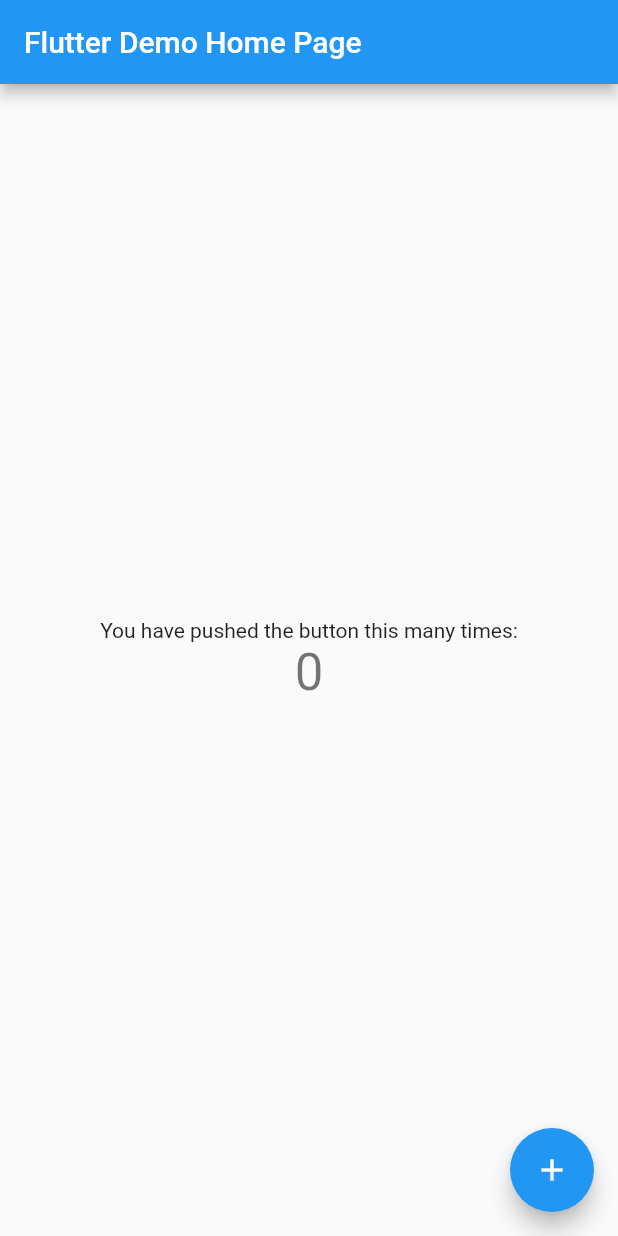
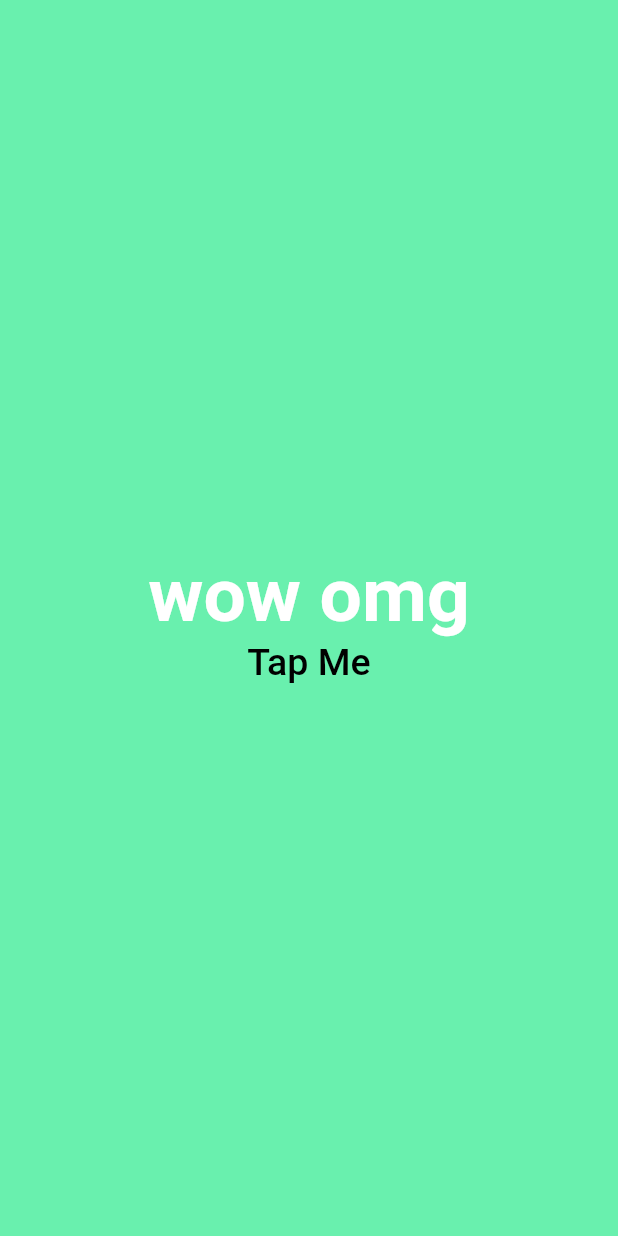
Before and after one commit to wgledbetter/flutter_app1, a Flutter app: the screen it shows after launch, on a phone screen of 412 x 824 dp. Run offline on Flutter 3.47's test engine with Material 2 defaults, Android fonts, the phone set to English and light mode, and no system bars.

Commit message:
Get text on screen and enable touch

```diff
--- a/lib/main.dart
+++ b/lib/main.dart
@@ -1,111 +1,9 @@
 import 'package:flutter/material.dart';
 
-void main() => runApp(MyApp());
+import './pages/landing_page.dart';
 
-class MyApp extends StatelessWidget {
-  // This widget is the root of your application.
-  @override
-  Widget build(BuildContext context) {
-    return MaterialApp(
-      title: 'Flutter Demo',
-      theme: ThemeData(
-        // This is the theme of your application.
-        //
-        // Try running your application with "flutter run". You'll see the
-        // application has a blue toolbar. Then, without quitting the app, try
-        // changing the primarySwatch below to Colors.green and then invoke
-        // "hot reload" (press "r" in the console where you ran "flutter run",
-        // or simply save your changes to "hot reload" in a Flutter IDE).
-        // Notice that the counter didn't reset back to zero; the application
-        // is not restarted.
-        primarySwatch: Colors.blue,
-      ),
-      home: MyHomePage(title: 'Flutter Demo Home Page'),
-    );
-  }
+void main() {
+  runApp(new MaterialApp(
+    home: new LandingPage(),
+  ));
 }
-
-class MyHomePage extends StatefulWidget {
-  MyHomePage({Key key, this.title}) : super(key: key);
-
-  // This widget is the home page of your application. It is stateful, meaning
-  // that it has a State object (defined below) that contains fields that affect
-  // how it looks.
-
-  // This class is the configuration for the state. It holds the values (in this
-  // case the title) provided by the parent (in this case the App widget) and
-  // used by the build method of the State. Fields in a Widget subclass are
-  // always marked "final".
-
-  final String title;
-
-  @override
-  _MyHomePageState createState() => _MyHomePageState();
-}
-
-class _MyHomePageState extends State<MyHomePage> {
-  int _counter = 0;
-
-  void _incrementCounter() {
-    setState(() {
-      // This call to setState tells the Flutter framework that something has
-      // changed in this State, which causes it to rerun the build method below
-      // so that the display can reflect the updated values. If we changed
-      // _counter without calling setState(), then the build method would not be
-      // called again, and so nothing would appear to happen.
-      _counter++;
-    });
-  }
-
-  @override
-  Widget build(BuildContext context) {
-    // This method is rerun every time setState is called, for instance as done
-    // by the _incrementCounter method above.
-    //
-    // The Flutter framework has been optimized to make rerunning build methods
-    // fast, so that you can just rebuild anything that needs updating rather
-    // than having to individually change instances of widgets.
-    return Scaffold(
-      appBar: AppBar(
-        // Here we take the value from the MyHomePage object that was created by
-        // the App.build method, and use it to set our appbar title.
-        title: Text(widget.title),
-      ),
-      body: Center(
-        // Center is a layout widget. It takes a single child and positions it
-        // in the middle of the parent.
-        child: Column(
-          // Column is also layout widget. It takes a list of children and
-          // arranges them vertically. By default, it sizes itself to fit its
-          // children horizontally, and tries to be as tall as its parent.
-          //
-          // Invoke "debug painting" (press "p" in the console, choose the
-          // "Toggle Debug Paint" action from the Flutter Inspector in Android
-          // Studio, or the "Toggle Debug Paint" command in Visual Studio Code)
-          // to see the wireframe for each widget.
-          //
-          // Column has various properties to control how it sizes itself and
-          // how it positions its children. Here we use mainAxisAlignment to
-          // center the children vertically; the main axis here is the vertical
-          // axis because Columns are vertical (the cross axis would be
-          // horizontal).
-          mainAxisAlignment: MainAxisAlignment.center,
-          children: <Widget>[
-            Text(
-              'You have pushed the button this many times:',
-            ),
-            Text(
-              '$_counter',
-              style: Theme.of(context).textTheme.display1,
-            ),
-          ],
-        ),
-      ),
-      floatingActionButton: FloatingActionButton(
-        onPressed: _incrementCounter,
-        tooltip: 'Increment',
-        child: Icon(Icons.add),
-      ), // This trailing comma makes auto-formatting nicer for build methods.
-    );
-  }
-}
--- /dev/null
+++ b/lib/pages/landing_page.dart
@@ -0,0 +1,20 @@
+import 'package:flutter/material.dart';
+
+class LandingPage extends StatelessWidget {
+  @override
+  Widget build(BuildContext context) {
+    return new Material(
+      color: Colors.greenAccent,
+      child: new InkWell(
+        onTap: () => print("ouch"),
+        child: new Column(
+          mainAxisAlignment: MainAxisAlignment.center,
+          children: <Widget>[
+            new Text("wow omg", style: new TextStyle(color: Colors.white, fontSize: 50.0, fontWeight: FontWeight.bold),),
+            new Text("Tap Me", style: new TextStyle(color: Colors.black, fontSize: 25.0, fontWeight: FontWeight.w500)),
+          ],
+        ),
+      ),
+    );
+  }
+}
```
